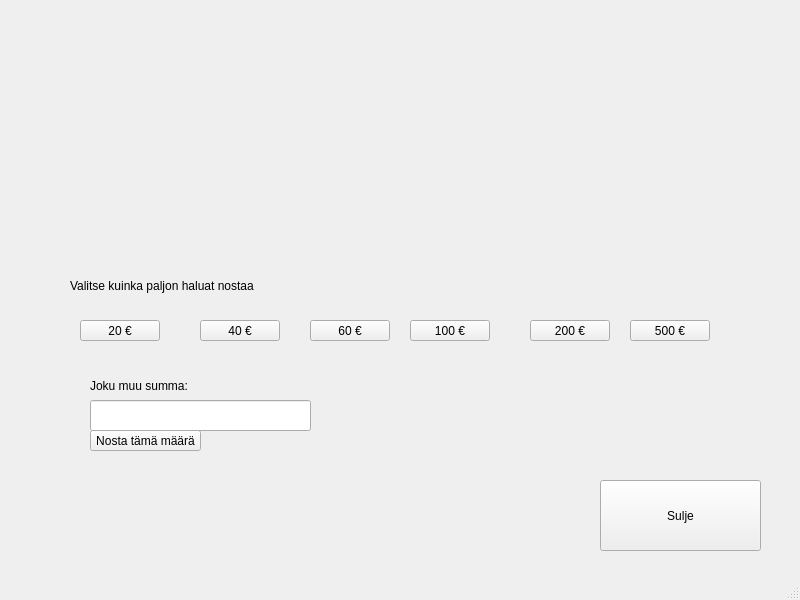
Old version of the form bankautomat/nostarahaa.ui in the repository tvt21kmo-bank-project/group_7.
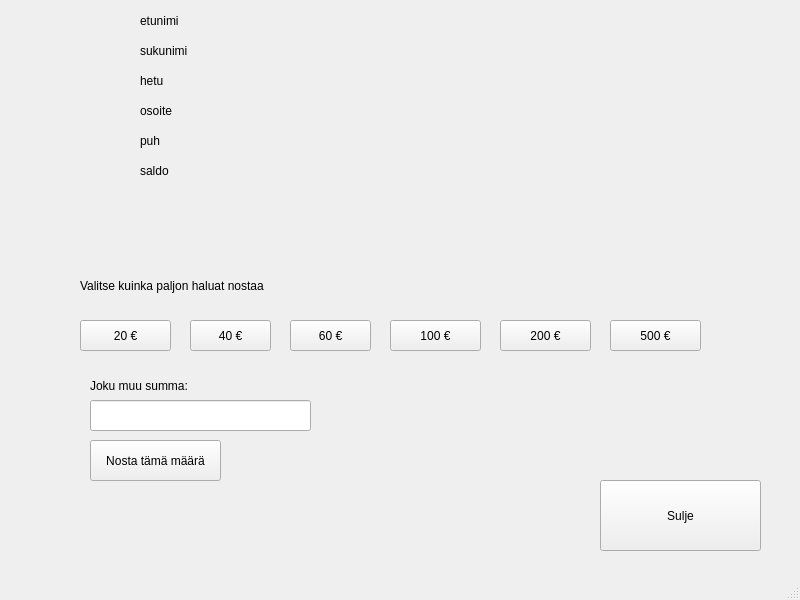
New version of the form.

```diff
--- a/bankautomat/nostarahaa.ui
+++ b/bankautomat/nostarahaa.ui
@@ -19,8 +19,8 @@
      <rect>
       <x>80</x>
       <y>320</y>
-      <width>80</width>
-      <height>21</height>
+      <width>91</width>
+      <height>31</height>
      </rect>
     </property>
     <property name="text">
@@ -30,10 +30,10 @@
    <widget class="QPushButton" name="nappiNosta40">
     <property name="geometry">
      <rect>
-      <x>200</x>
+      <x>190</x>
       <y>320</y>
-      <width>80</width>
-      <height>21</height>
+      <width>81</width>
+      <height>31</height>
      </rect>
     </property>
     <property name="text">
@@ -43,10 +43,10 @@
    <widget class="QPushButton" name="nappiNosta60">
     <property name="geometry">
      <rect>
-      <x>310</x>
+      <x>290</x>
       <y>320</y>
-      <width>80</width>
-      <height>21</height>
+      <width>81</width>
+      <height>31</height>
      </rect>
     </property>
     <property name="text">
@@ -56,10 +56,10 @@
    <widget class="QPushButton" name="nappiNosta100">
     <property name="geometry">
      <rect>
-      <x>410</x>
+      <x>390</x>
       <y>320</y>
-      <width>80</width>
-      <height>21</height>
+      <width>91</width>
+      <height>31</height>
      </rect>
     </property>
     <property name="text">
@@ -69,10 +69,10 @@
    <widget class="QPushButton" name="nappiNosta500">
     <property name="geometry">
      <rect>
-      <x>630</x>
+      <x>610</x>
       <y>320</y>
-      <width>80</width>
-      <height>21</height>
+      <width>91</width>
+      <height>31</height>
      </rect>
     </property>
     <property name="text">
@@ -82,10 +82,10 @@
    <widget class="QPushButton" name="nappiNosta200">
     <property name="geometry">
      <rect>
-      <x>530</x>
+      <x>500</x>
       <y>320</y>
-      <width>80</width>
-      <height>21</height>
+      <width>91</width>
+      <height>31</height>
      </rect>
     </property>
     <property name="text">
@@ -95,7 +95,7 @@
    <widget class="QLabel" name="label">
     <property name="geometry">
      <rect>
-      <x>70</x>
+      <x>80</x>
       <y>260</y>
       <width>321</width>
       <height>51</height>
@@ -108,66 +108,66 @@
    <widget class="QLabel" name="etunimilbl">
     <property name="geometry">
      <rect>
-      <x>300</x>
-      <y>0</y>
+      <x>140</x>
+      <y>10</y>
       <width>231</width>
-      <height>31</height>
+      <height>21</height>
      </rect>
     </property>
     <property name="text">
-     <string/>
+     <string>etunimi</string>
     </property>
    </widget>
    <widget class="QLabel" name="sukunimilbl">
     <property name="geometry">
      <rect>
-      <x>310</x>
+      <x>140</x>
       <y>40</y>
       <width>241</width>
-      <height>31</height>
+      <height>21</height>
      </rect>
     </property>
     <property name="text">
-     <string/>
+     <string>sukunimi</string>
     </property>
    </widget>
    <widget class="QLabel" name="hetulbl">
     <property name="geometry">
      <rect>
-      <x>300</x>
-      <y>90</y>
+      <x>140</x>
+      <y>70</y>
       <width>251</width>
-      <height>41</height>
+      <height>21</height>
      </rect>
     </property>
     <property name="text">
-     <string/>
+     <string>hetu</string>
     </property>
    </widget>
    <widget class="QLabel" name="osoitelbl">
     <property name="geometry">
      <rect>
-      <x>310</x>
-      <y>140</y>
+      <x>140</x>
+      <y>100</y>
       <width>271</width>
       <height>21</height>
      </rect>
     </property>
     <property name="text">
-     <string/>
+     <string>osoite</string>
     </property>
    </widget>
    <widget class="QLabel" name="puhlbl">
     <property name="geometry">
      <rect>
-      <x>300</x>
-      <y>160</y>
+      <x>140</x>
+      <y>130</y>
       <width>271</width>
-      <height>41</height>
+      <height>21</height>
      </rect>
     </property>
     <property name="text">
-     <string/>
+     <string>puh</string>
     </property>
    </widget>
    <widget class="QLabel" name="label_2">
@@ -196,23 +196,23 @@
    <widget class="QLabel" name="saldolbl">
     <property name="geometry">
      <rect>
-      <x>320</x>
-      <y>230</y>
+      <x>140</x>
+      <y>160</y>
       <width>261</width>
-      <height>51</height>
+      <height>21</height>
      </rect>
     </property>
     <property name="text">
-     <string/>
+     <string>saldo</string>
     </property>
    </widget>
    <widget class="QPushButton" name="nostoNappi">
     <property name="geometry">
      <rect>
       <x>90</x>
-      <y>430</y>
-      <width>111</width>
-      <height>21</height>
+      <y>440</y>
+      <width>131</width>
+      <height>41</height>
      </rect>
     </property>
     <property name="text">
```
